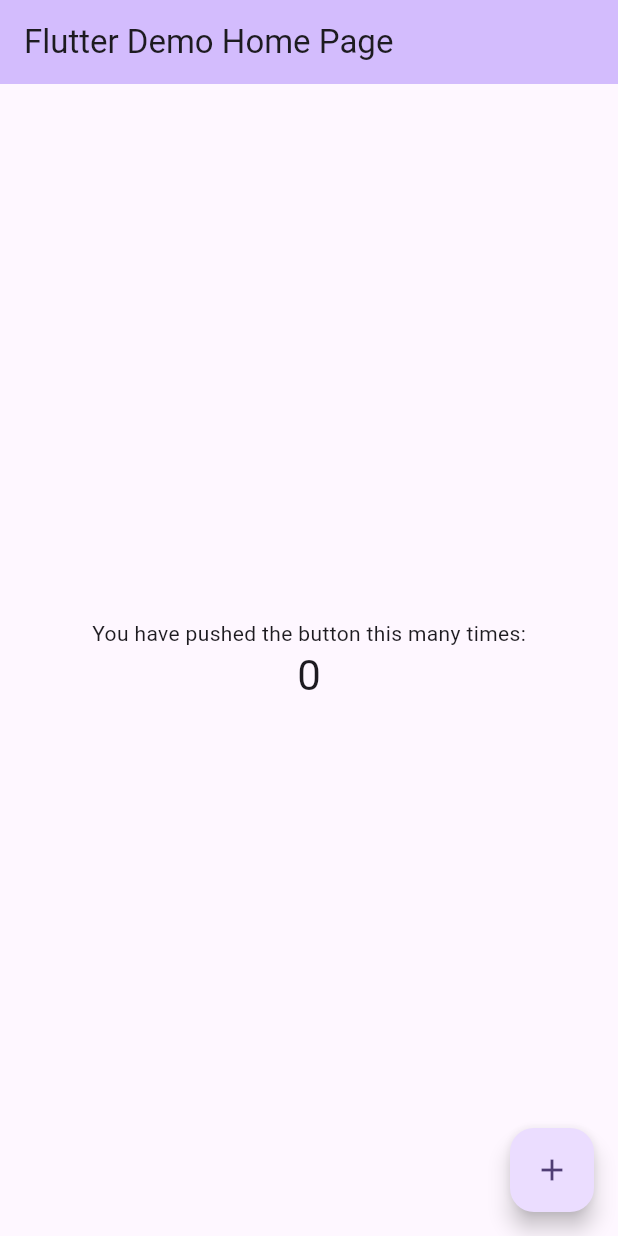
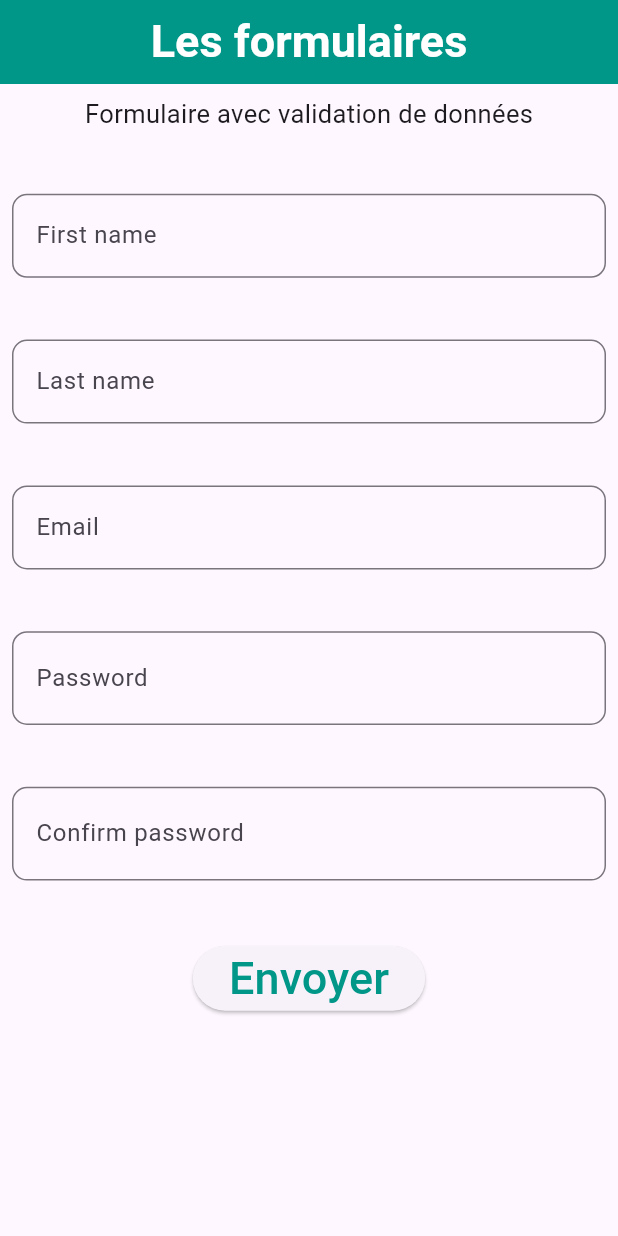
Before and after one commit to cisse410/flutter-course, a Flutter app: the screen it shows after launch, on a phone screen of 412 x 824 dp. Run offline on Flutter 3.47's test engine with Material 3 defaults, Android fonts, the phone set to English and light mode, and no system bars.

Commit message:
Formulaire avec validation de donnees

```diff
--- /dev/null
+++ b/lib/form/email_field.dart
@@ -0,0 +1,41 @@
+import 'package:flutter/material.dart';
+
+class EmailField extends StatefulWidget {
+  const EmailField(
+      {super.key, required this.controller, required this.emailLabel, required this.inputType});
+
+  final TextEditingController controller;
+  final String emailLabel;
+  final TextInputType inputType;
+
+  @override
+  State<EmailField> createState() => _EmailFieldState();
+}
+
+class _EmailFieldState extends State<EmailField> {
+  @override
+  Widget build(BuildContext context) {
+    return TextFormField(
+      controller: widget.controller,
+      decoration: InputDecoration(
+        labelText: widget.emailLabel,
+        border: OutlineInputBorder(
+          borderRadius: BorderRadius.circular(10.0),
+          borderSide: const BorderSide(
+            color: Colors.teal,
+          ),
+        ),
+      ),
+      keyboardType: widget.inputType,
+      validator: (value) {
+        if (value == null ||
+            value.isEmpty ||
+            !RegExp(r"^[a-zA-Z0-9.a-zA-Z0-9.!#$%&'*+-/=?^_`{|}~]+@[a-zA-Z0-9]+\.[a-zA-Z]+")
+                .hasMatch(value)) {
+          return 'Saisir un mail valide';
+        }
+        return null;
+      },
+    );
+  }
+}
--- /dev/null
+++ b/lib/form/password_confimation.dart
@@ -0,0 +1,65 @@
+import 'package:flutter/material.dart';
+
+class PasswordConfirmation extends StatefulWidget {
+  const PasswordConfirmation(
+      {super.key,
+      required this.controller,
+      required this.passwordLabel,
+      required this.inputType});
+
+  final TextEditingController controller;
+  final String passwordLabel;
+  final TextInputType inputType;
+
+  @override
+  State<PasswordConfirmation> createState() => _PasswordConfirmationState();
+}
+
+class _PasswordConfirmationState extends State<PasswordConfirmation> {
+  String password = '';
+  String passwordConfirm = '';
+  bool _isHidden = true;
+
+  void _togglePasswordView() {
+    setState(() {
+      _isHidden = !_isHidden;
+    });
+  }
+
+  @override
+  Widget build(BuildContext context) {
+    return TextFormField(
+      controller: widget.controller,
+      decoration: InputDecoration(
+        labelText: widget.passwordLabel,
+        border: OutlineInputBorder(
+          borderRadius: BorderRadius.circular(10.0),
+          borderSide: const BorderSide(
+            color: Colors.teal,
+          ),
+        ),
+        suffix: InkWell(
+            onTap: _togglePasswordView,
+            child: Icon(
+              _isHidden ? Icons.visibility : Icons.visibility_off,
+            )),
+      ),
+      keyboardType: widget.inputType,
+      obscureText: true,
+      onChanged: (value) {
+        setState(() {
+          password = value;
+        });
+      },
+      validator: (value) {
+        if (value == null || value.isEmpty) {
+          return 'Ce champ est obligatoire';
+        }
+        if (value != password) {
+          return "Les mots de passe ne correspondent pas";
+        }
+        return null;
+      },
+    );
+  }
+}
--- /dev/null
+++ b/lib/form/password_field.dart
@@ -0,0 +1,67 @@
+import 'package:flutter/material.dart';
+
+class PasswordField extends StatefulWidget {
+  const PasswordField(
+      {super.key,
+      required this.controller,
+      required this.passwordLabel,
+      required this.inputType});
+
+  final TextEditingController controller;
+  final String passwordLabel;
+  final TextInputType inputType;
+
+  @override
+  State<PasswordField> createState() => _PasswordFieldState();
+}
+
+class _PasswordFieldState extends State<PasswordField> {
+  String password = '';
+  String passwordConfirm = '';
+  bool _isHidden = true;
+
+  void _togglePasswordView() {
+    setState(() {
+      _isHidden = !_isHidden;
+    });
+  }
+
+  @override
+  Widget build(BuildContext context) {
+    return TextFormField(
+      controller: widget.controller,
+      decoration: InputDecoration(
+        labelText: widget.passwordLabel,
+        border: OutlineInputBorder(
+          borderRadius: BorderRadius.circular(10.0),
+          borderSide: const BorderSide(
+            color: Colors.teal,
+          ),
+        ),
+        suffix: InkWell(
+            onTap: _togglePasswordView,
+            child: Icon(
+              _isHidden ? Icons.visibility : Icons.visibility_off,
+            )),
+      ),
+      keyboardType: widget.inputType,
+      obscureText: true,
+      onChanged: (value) {
+        setState(() {
+          password = value;
+        });
+      },
+      validator: (value) {
+        if (value == null || value.isEmpty) {
+          return 'Ce champ est obligatoire';
+        }
+        if (value.length < 8 ||
+            !RegExp(r'^(?=.*?[A-Z])(?=.*?[a-z])(?=.*?[0-9])(?=.*?[!@#\$&*~]).{8,}$')
+                .hasMatch(value)) {
+          return "Le mot de passe doit etre au moins de 8 caracteres";
+        }
+        return null;
+      },
+    );
+  }
+}
--- /dev/null
+++ b/lib/form/text_field.dart
@@ -0,0 +1,41 @@
+import 'package:flutter/material.dart';
+
+class FormTextField extends StatelessWidget {
+  const FormTextField({
+    super.key,
+    required this.controller,
+    required this.labelText,
+    required this.inputType,
+  });
+
+  final TextEditingController controller;
+  final String labelText;
+  final TextInputType inputType;
+
+  @override
+  Widget build(BuildContext context) {
+    return TextFormField(
+      controller: controller,
+      decoration: InputDecoration(
+        labelText: labelText,
+        focusedBorder: const OutlineInputBorder(
+            borderSide: BorderSide(
+          color: Colors.teal,
+        )),
+        border: OutlineInputBorder(
+          borderRadius: BorderRadius.circular(10.0),
+          borderSide: const BorderSide(
+            color: Colors.teal,
+          ),
+        ),
+      ),
+      keyboardType: inputType,
+      validator: (value) {
+        if (value == null || value.isEmpty) {
+          return 'Ce champ est obligatoire';
+        }
+        return null;
+      },
+    );
+  }
+}
--- a/lib/main.dart
+++ b/lib/main.dart
@@ -1,125 +1,19 @@
-import 'package:flutter/material.dart';
+import "package:flutter/material.dart";
+import "package:flutter_app/pages/home.dart";
 
-void main() {
-  runApp(const MyApp());
-}
+void main() => runApp(const MainApp());
 
-class MyApp extends StatelessWidget {
-  const MyApp({super.key});
+class MainApp extends StatelessWidget {
+  const MainApp({super.key});
 
-  // This widget is the root of your application.
   @override
   Widget build(BuildContext context) {
     return MaterialApp(
-      title: 'Flutter Demo',
       theme: ThemeData(
-        // This is the theme of your application.
-        //
-        // TRY THIS: Try running your application with "flutter run". You'll see
-        // the application has a purple toolbar. Then, without quitting the app,
-        // try changing the seedColor in the colorScheme below to Colors.green
-        // and then invoke "hot reload" (save your changes or press the "hot
-        // reload" button in a Flutter-supported IDE, or press "r" if you used
-        // the command line to start the app).
-        //
-        // Notice that the counter didn't reset back to zero; the application
-        // state is not lost during the reload. To reset the state, use hot
-        // restart instead.
-        //
-        // This works for code too, not just values: Most code changes can be
-        // tested with just a hot reload.
-        colorScheme: ColorScheme.fromSeed(seedColor: Colors.deepPurple),
-        useMaterial3: true,
+        primarySwatch: Colors.blue,
       ),
-      home: const MyHomePage(title: 'Flutter Demo Home Page'),
+      debugShowCheckedModeBanner: false,
+      home: const Home(),
     );
   }
 }
-
-class MyHomePage extends StatefulWidget {
-  const MyHomePage({super.key, required this.title});
-
-  // This widget is the home page of your application. It is stateful, meaning
-  // that it has a State object (defined below) that contains fields that affect
-  // how it looks.
-
-  // This class is the configuration for the state. It holds the values (in this
-  // case the title) provided by the parent (in this case the App widget) and
-  // used by the build method of the State. Fields in a Widget subclass are
-  // always marked "final".
-
-  final String title;
-
-  @override
-  State<MyHomePage> createState() => _MyHomePageState();
-}
-
-class _MyHomePageState extends State<MyHomePage> {
-  int _counter = 0;
-
-  void _incrementCounter() {
-    setState(() {
-      // This call to setState tells the Flutter framework that something has
-      // changed in this State, which causes it to rerun the build method below
-      // so that the display can reflect the updated values. If we changed
-      // _counter without calling setState(), then the build method would not be
-      // called again, and so nothing would appear to happen.
-      _counter++;
-    });
-  }
-
-  @override
-  Widget build(BuildContext context) {
-    // This method is rerun every time setState is called, for instance as done
-    // by the _incrementCounter method above.
-    //
-    // The Flutter framework has been optimized to make rerunning build methods
-    // fast, so that you can just rebuild anything that needs updating rather
-    // than having to individually change instances of widgets.
-    return Scaffold(
-      appBar: AppBar(
-        // TRY THIS: Try changing the color here to a specific color (to
-        // Colors.amber, perhaps?) and trigger a hot reload to see the AppBar
-        // change color while the other colors stay the same.
-        backgroundColor: Theme.of(context).colorScheme.inversePrimary,
-        // Here we take the value from the MyHomePage object that was created by
-        // the App.build method, and use it to set our appbar title.
-        title: Text(widget.title),
-      ),
-      body: Center(
-        // Center is a layout widget. It takes a single child and positions it
-        // in the middle of the parent.
-        child: Column(
-          // Column is also a layout widget. It takes a list of children and
-          // arranges them vertically. By default, it sizes itself to fit its
-          // children horizontally, and tries to be as tall as its parent.
-          //
-          // Column has various properties to control how it sizes itself and
-          // how it positions its children. Here we use mainAxisAlignment to
-          // center the children vertically; the main axis here is the vertical
-          // axis because Columns are vertical (the cross axis would be
-          // horizontal).
-          //
-          // TRY THIS: Invoke "debug painting" (choose the "Toggle Debug Paint"
-          // action in the IDE, or press "p" in the console), to see the
-          // wireframe for each widget.
-          mainAxisAlignment: MainAxisAlignment.center,
-          children: <Widget>[
-            const Text(
-              'You have pushed the button this many times:',
-            ),
-            Text(
-              '$_counter',
-              style: Theme.of(context).textTheme.headlineMedium,
-            ),
-          ],
-        ),
-      ),
-      floatingActionButton: FloatingActionButton(
-        onPressed: _incrementCounter,
-        tooltip: 'Increment',
-        child: const Icon(Icons.add),
-      ), // This trailing comma makes auto-formatting nicer for build methods.
-    );
-  }
-}
--- /dev/null
+++ b/lib/model/user.dart
@@ -0,0 +1,7 @@
+class User {
+  String? nom;
+  String? prenom;
+  String? email;
+  String? password;
+  User({this.nom, this.prenom, this.email, this.password});
+}
--- /dev/null
+++ b/lib/pages/home.dart
@@ -0,0 +1,123 @@
+import 'package:flutter/material.dart';
+import 'package:flutter_app/form/email_field.dart';
+import 'package:flutter_app/form/password_confimation.dart';
+import 'package:flutter_app/form/password_field.dart';
+import 'package:flutter_app/form/text_field.dart';
+import 'package:flutter_app/model/user.dart';
+
+class Home extends StatefulWidget {
+  const Home({super.key});
+
+  @override
+  State<Home> createState() => _HomeState();
+}
+
+class _HomeState extends State<Home> {
+  final _formKey = GlobalKey<FormState>();
+  TextEditingController nomController = TextEditingController();
+  TextEditingController prenomController = TextEditingController();
+  TextEditingController emailController = TextEditingController();
+  TextEditingController passwordController = TextEditingController();
+  TextEditingController passwordConfirmController = TextEditingController();
+
+  void _submit() {
+    var isValid = false;
+    var form = _formKey.currentState;
+    if (form != null) {
+      isValid = form.validate();
+    }
+    if (isValid) {
+      User user = User(
+          nom: nomController.text,
+          prenom: prenomController.text,
+          email: emailController.text,
+          password: passwordController.text);
+      print("Nom: ${user.nom}\nPrenom: ${user.prenom}\nEmail: ${user.email}\n");
+    }
+  }
+
+  @override
+  Widget build(BuildContext context) {
+    return Scaffold(
+      appBar: AppBar(
+        title: const Text(
+          'Les formulaires',
+          style: TextStyle(
+            fontSize: 30,
+            color: Colors.white,
+            fontWeight: FontWeight.bold,
+          ),
+        ),
+        centerTitle: true,
+        backgroundColor: Colors.teal,
+      ),
+      body: SingleChildScrollView(
+        child: Padding(
+            padding: const EdgeInsets.all(8.0),
+            child: Form(
+              key: _formKey,
+              child: Column(
+                children: [
+                  const Text(
+                    'Formulaire avec validation de données',
+                    style: TextStyle(
+                      fontSize: 17,
+                    ),
+                  ),
+                  SizedBox(
+                    height: MediaQuery.of(context).size.width * 0.1,
+                  ),
+                  FormTextField(
+                    controller: prenomController,
+                    labelText: 'First name',
+                    inputType: TextInputType.text,
+                  ),
+                  SizedBox(
+                    height: MediaQuery.of(context).size.width * 0.1,
+                  ),
+                  FormTextField(
+                      controller: nomController,
+                      labelText: 'Last name',
+                      inputType: TextInputType.text),
+                  SizedBox(
+                    height: MediaQuery.of(context).size.width * 0.1,
+                  ),
+                  EmailField(
+                    controller: emailController,
+                    emailLabel: 'Email',
+                    inputType: TextInputType.emailAddress,
+                  ),
+                  SizedBox(
+                    height: MediaQuery.of(context).size.width * 0.1,
+                  ),
+                  PasswordField(
+                      controller: passwordController,
+                      passwordLabel: 'Password',
+                      inputType: TextInputType.text),
+                  SizedBox(
+                    height: MediaQuery.of(context).size.width * 0.1,
+                  ),
+                  PasswordConfirmation(
+                      controller: passwordConfirmController,
+                      passwordLabel: 'Confirm password',
+                      inputType: TextInputType.text),
+                  SizedBox(
+                    height: MediaQuery.of(context).size.width * 0.1,
+                  ),
+                  ElevatedButton(
+                    onPressed: _submit,
+                    child: const Text(
+                      'Envoyer',
+                      style: TextStyle(
+                        fontSize: 30,
+                        color: Colors.teal,
+                      ),
+                    ),
+                  ),
+                ],
+              ),
+            )),
+      ),
+    );
+  }
+}
```
Also changed, not shown: lib/drawer.dart (added, +54 -0 lines), lib/drawer_tp.dart (added, +52 -0 lines), lib/form/submit_button.dart (added, +47 -0 lines), lib/initial_course.dart (added, +84 -0 lines), lib/onglets.dart (added, +34 -0 lines).
